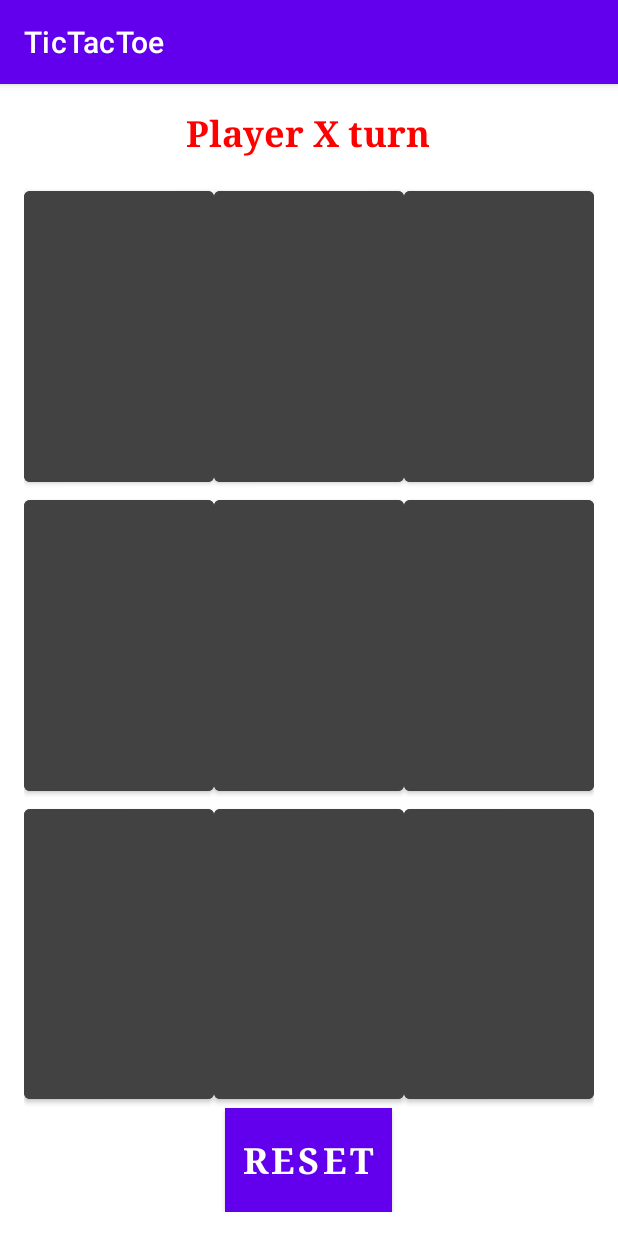
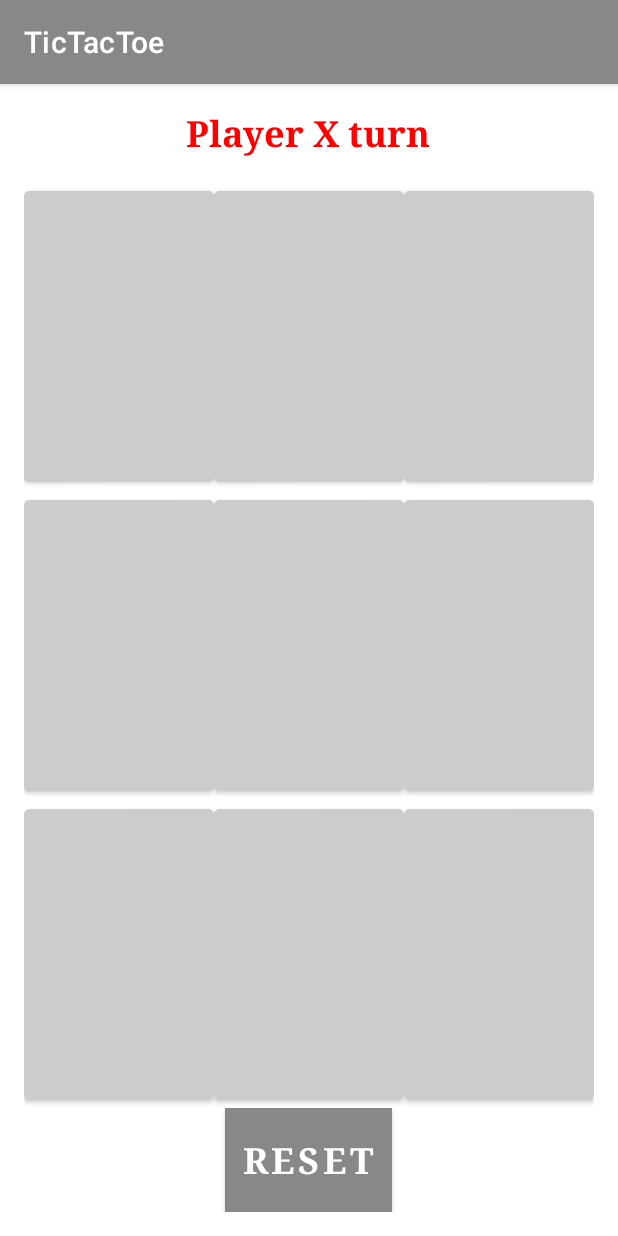
Before and after one commit to prateekb1912/tic-tac-toe, an Android app: the screen it shows after launch (MainActivity), on a phone screen of 412 x 824 dp. Run offline under Robolectric (Android 15) with nearby library versions, the phone set to English and light mode, and no system bars.

Commit message:
Modify asthetics of the app

```diff
--- a/app/src/main/res/layout/activity_main.xml
+++ b/app/src/main/res/layout/activity_main.xml
@@ -33,7 +33,7 @@
             android:layout_height="match_parent"
             android:layout_weight="1"
             android:text="X"
-            android:backgroundTint="@color/cardview_dark_background"/>
+            android:backgroundTint="@color/orange"/>
         <Button
             android:id="@+id/btn2"
             android:layout_width="0dp"
@@ -41,7 +41,7 @@
             android:layout_height="match_parent"
             android:layout_weight="1"
             android:text="X"
-            android:backgroundTint="@color/cardview_dark_background"/>
+            android:backgroundTint="@color/orange"/>
         <Button
             android:id="@+id/btn3"
             android:layout_width="0dp"
@@ -49,7 +49,7 @@
             android:layout_height="match_parent"
             android:layout_weight="1"
             android:text="X"
-            android:backgroundTint="@color/cardview_dark_background"/>
+            android:backgroundTint="@color/orange"/>
     </LinearLayout>
     <LinearLayout
         android:layout_width="match_parent"
@@ -64,7 +64,7 @@
             android:layout_height="match_parent"
             android:layout_weight="1"
             android:text="X"
-            android:backgroundTint="@color/cardview_dark_background"/>
+            android:backgroundTint="@color/orange"/>
         <Button
             android:id="@+id/btn5"
             android:layout_width="0dp"
@@ -72,7 +72,7 @@
             android:layout_height="match_parent"
             android:layout_weight="1"
             android:text="X"
-            android:backgroundTint="@color/cardview_dark_background"/>
+            android:backgroundTint="@color/orange"/>
         <Button
             android:id="@+id/btn6"
             android:layout_width="0dp"
@@ -80,7 +80,7 @@
             android:layout_height="match_parent"
             android:layout_weight="1"
             android:text="X"
-            android:backgroundTint="@color/cardview_dark_background"/>
+            android:backgroundTint="@color/orange"/>
     </LinearLayout>
     <LinearLayout
         android:layout_width="match_parent"
@@ -95,7 +95,7 @@
             android:layout_height="match_parent"
             android:layout_weight="1"
             android:text="X"
-            android:backgroundTint="@color/cardview_dark_background"/>
+            android:backgroundTint="@color/orange"/>
         <Button
             android:id="@+id/btn8"
             android:layout_width="0dp"
@@ -103,7 +103,7 @@
             android:layout_height="match_parent"
             android:layout_weight="1"
             android:text="X"
-            android:backgroundTint="@color/cardview_dark_background"/>
+            android:backgroundTint="@color/orange"/>
         <Button
             android:id="@+id/btn9"
             android:layout_width="0dp"
@@ -111,7 +111,7 @@
             android:layout_height="match_parent"
             android:layout_weight="1"
             android:text="X"
-            android:backgroundTint="@color/cardview_dark_background"/>
+            android:backgroundTint="@color/orange"/>
     </LinearLayout>
 
     <Button
@@ -125,5 +125,5 @@
         android:typeface="serif"
         android:textColor="@color/white"
         android:layout_gravity="center_horizontal"
-        android:background="@color/design_default_color_primary"/>
+        android:background="@color/design_default_color_primary_variant"/>
 </LinearLayout>
--- a/app/src/main/res/values/colors.xml
+++ b/app/src/main/res/values/colors.xml
@@ -8,5 +8,8 @@
     <color name="black">#FF000000</color>
     <color name="white">#FFFFFFFF</color>
     <color name="red">#FF0000</color>
-    <color name="green">#00FF00</color>
+    <color name="green">#16e770</color>
+    <color name="gray">#444444</color>
+    <color name="light_gray">#888888</color>
+    <color name="orange">#cccccc</color>
 </resources>
--- a/app/src/main/res/values/themes.xml
+++ b/app/src/main/res/values/themes.xml
@@ -2,8 +2,8 @@
     <!-- Base application theme. -->
     <style name="Theme.TicTacToe" parent="Theme.MaterialComponents.DayNight.DarkActionBar">
         <!-- Primary brand color. -->
-        <item name="colorPrimary">@color/purple_500</item>
-        <item name="colorPrimaryVariant">@color/purple_700</item>
+        <item name="colorPrimary">@color/light_gray</item>
+        <item name="colorPrimaryVariant">@color/gray</item>
         <item name="colorOnPrimary">@color/white</item>
         <!-- Secondary brand color. -->
         <item name="colorSecondary">@color/teal_200</item>
```
